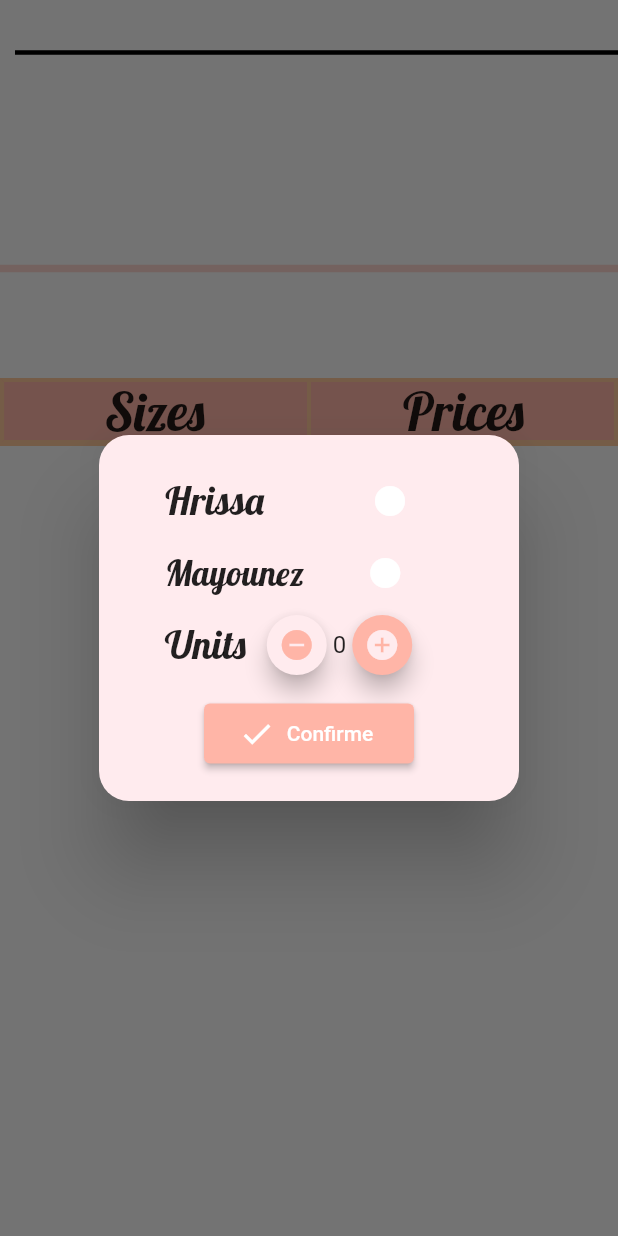
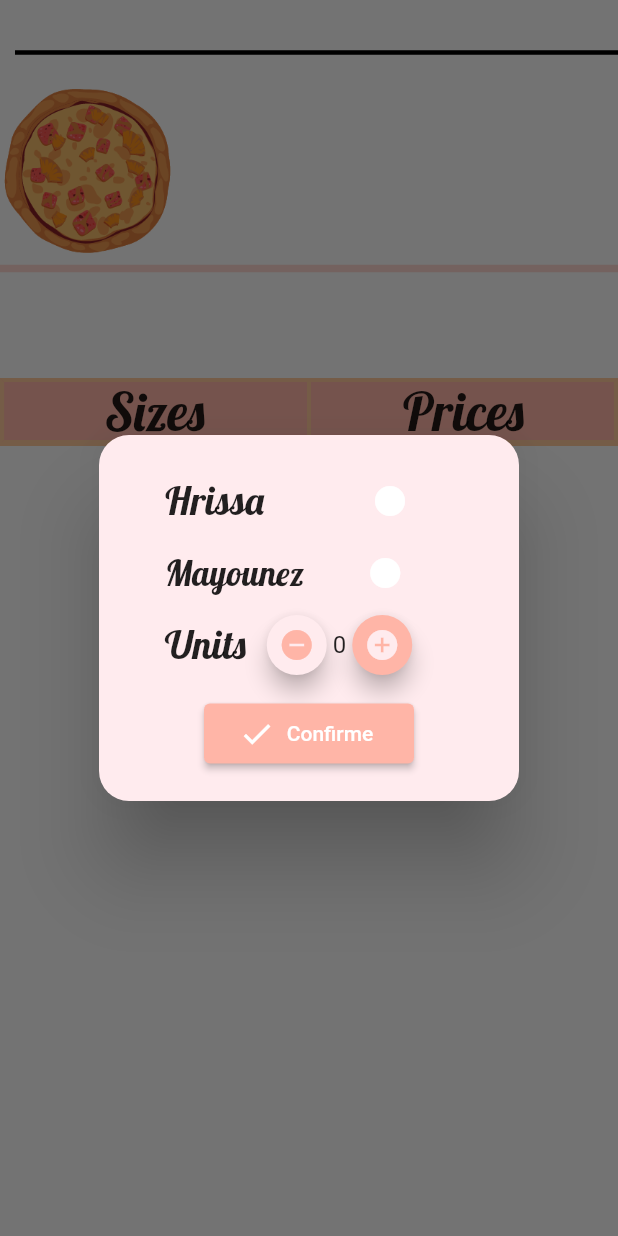
Before and after one commit to IDIRYACINE/online_order_client, a Flutter app: the CategoryproductsScreen screen opened directly with empty values, after a tap on "ADD To Cart", on a phone screen of 412 x 824 dp. Run offline on Flutter 3.47's test engine with Material 2 defaults, Android fonts, the phone set to English and light mode, and no system bars; our stand-ins replace cloud_firestore, firebase_auth, firebase_core, firebase_database, firebase_storage, geolocator and 3 more; missing offline and left inert: flutter_facebook_auth; accounts and stored records are empty; network calls fail.

Commit message:
-reverted the cart screen _onPressed till later -added default image when offline -fixed black screen on delivery confirmation

```diff
--- a/lib/Domain/Catalogue/product_model.dart
+++ b/lib/Domain/Catalogue/product_model.dart
@@ -1,4 +1,6 @@
 // ignore_for_file: unused_field
+
+import 'package:flutter/widgets.dart';
 
 typedef ProductMap = Map<String, List<Product>>;
 
--- a/lib/Domain/Profile/profile_model.dart
+++ b/lib/Domain/Profile/profile_model.dart
@@ -76,7 +76,9 @@ class ProfileModel implements IProfile {
       File profile = await _getProfileFile();
       _encodeToJson();
       profile.writeAsString(_json);
-    } catch (e) {}
+    } catch (e) {
+      throw (e as Error);
+    }
   }
 
   Future<File> _getProfileFile() async {
@@ -118,6 +120,7 @@ class ProfileModel implements IProfile {
     try {
       File profile = await _getProfileFile();
       _json = await profile.readAsString();
+
       Map<String, String> decodedProfile = jsonDecode(_json);
       _populateProfileData(decodedProfile);
     } catch (e) {
--- a/lib/Ui/Catalogue/product_screen.dart
+++ b/lib/Ui/Catalogue/product_screen.dart
@@ -80,7 +80,6 @@ class _CategoryproductsScreenState extends State<CategoryproductsScreen> {
                 },
               ),
             ),
-
           ]),
         ],
       ),
@@ -124,27 +123,27 @@ class PricesTable extends StatelessWidget {
         children: [
           TableRow(
               decoration: BoxDecoration(color: parseColor("#FFB5A7")),
-              children: [
-                const Text(
+              children: const [
+                Text(
                   'Sizes',
                   style: TextStyle(fontSize: 35, fontFamily: "Lobster"),
                   textAlign: TextAlign.center,
-
                 ),
-                const Text(
+                Text(
                   'Prices',
                   style: TextStyle(fontSize: 35, fontFamily: "Lobster"),
                   textAlign: TextAlign.center,
                 ),
               ]),
-          TableRow(
-            children: [
+          TableRow(children: [
             ListView.builder(
               shrinkWrap: true,
               itemBuilder: (context, index) => Text(
                 _product.getSize(index),
                 textAlign: TextAlign.center,
-                style: const TextStyle(fontSize: 25, fontFamily: "Lobster",
+                style: const TextStyle(
+                  fontSize: 25,
+                  fontFamily: "Lobster",
                 ),
               ),
               itemCount: _product.getSizesCount(),
--- a/lib/Ui/Components/product_widget.dart
+++ b/lib/Ui/Components/product_widget.dart
@@ -77,6 +77,10 @@ class ProductPicture extends StatelessWidget {
       borderRadius: const BorderRadius.all(Radius.circular(30)),
       child: Image.network(
         _imageUrl,
+        errorBuilder:
+            (BuildContext context, Object exception, StackTrace? stackTrace) {
+          return Image.asset('assets/images/PizzaLogo.png');
+        },
         fit: BoxFit.cover,
         height: 100.0,
         width: 100.0,
--- a/lib/Ui/Login/login_screen.dart
+++ b/lib/Ui/Login/login_screen.dart
@@ -125,9 +125,9 @@ class _LoginScreenState extends State<LoginScreen> {
                           ),
                           child: MaterialButton(
                               onPressed: () {
-                                UserInputValidtor.validateEmail(
+                                if (UserInputValidtor.validateEmail(
                                   emailController.text,
-                                );
+                                )) {
                                   _authenticationHelper
                                       .signInWithEmailAndPassword(
                                           Provider.of<HelpersProvider>(context,
@@ -135,6 +135,7 @@ class _LoginScreenState extends State<LoginScreen> {
                                               .profileHelper,
                                           emailController.text,
                                           passwordController.text);
+                                }
                               },
                               child: const Text(
                                 "login",
--- a/lib/Ui/Profile/change_informartion_dialogue.dart
+++ b/lib/Ui/Profile/change_informartion_dialogue.dart
@@ -47,7 +47,7 @@ Future<dynamic> changeElementPoupUp(
             SizedBox(
               child: ElevatedButton(
                 onPressed: () {
-                  onConfirmed;
+                  onConfirmed();
                   Navigator.of(context).pop();
                 },
                 child: const Text("Confirm"),
--- a/pubspec.yaml
+++ b/pubspec.yaml
@@ -41,12 +41,12 @@ dependencies:
   # Use with the CupertinoIcons class for iOS style icons.
   cupertino_icons: ^1.0.2
   google_maps_flutter: ^2.1.0
-  location: ^4.3.0
   firebase_auth: ^3.2.0
   flutter_facebook_auth: ^3.5.6
   cloud_firestore: ^3.1.0
   http: ^0.13.4
   flutter_background_service: ^0.2.6
+  geolocator: ^8.0.5
 
 dev_dependencies:
   flutter_test:
```
Also changed, not shown: lib/Domain/GpsLocation/address.dart (+4 -6 lines), lib/Infrastructure/Permissions/permissions_service.dart (+17 -15 lines), lib/Infrastructure/UserData/customer_data_synchroniser.dart (+3 -4 lines), lib/Ui/Cart/cart_screen.dart (+12 -8 lines), pubspec.lock. Lines whose indentation alone changed are shown as unchanged.
